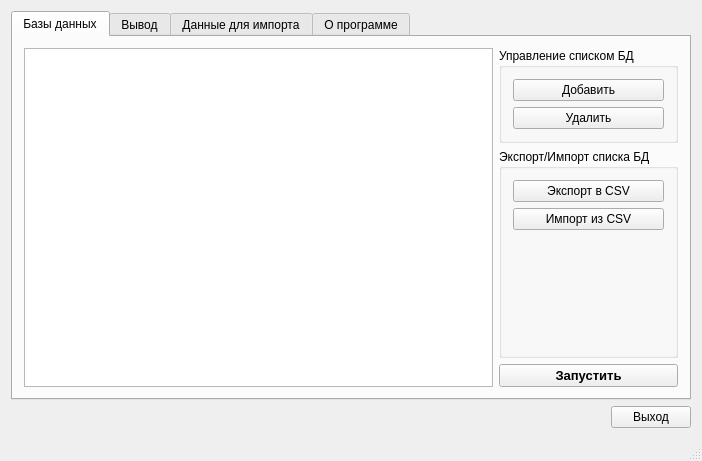
Before: the Qt Designer form mainwindow.ui in Ch16uR/FrontUp, drawn with Qt 5.
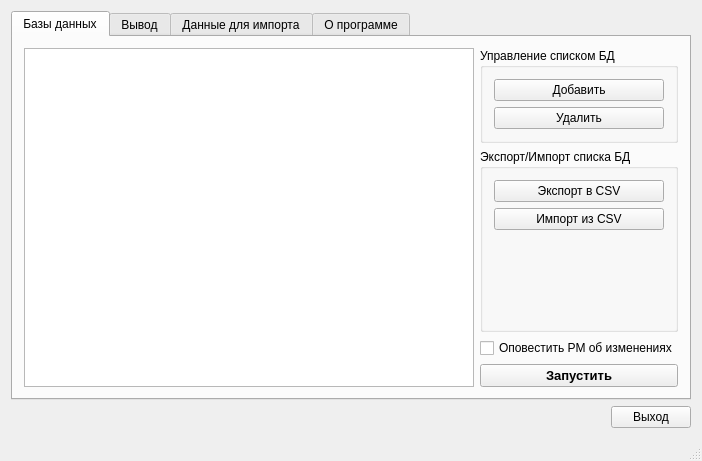
After: the same form once the commit is applied. The open tabs and pages were chosen to show the change.

Diff of the .ui file:
```diff
--- a/mainwindow.ui
+++ b/mainwindow.ui
@@ -77,13 +77,13 @@
                <bool>false</bool>
               </property>
               <attribute name="horizontalHeaderVisible">
-               <bool>true</bool>
+               <bool>false</bool>
               </attribute>
               <attribute name="horizontalHeaderHighlightSections">
                <bool>false</bool>
               </attribute>
               <attribute name="verticalHeaderVisible">
-               <bool>true</bool>
+               <bool>false</bool>
               </attribute>
               <attribute name="verticalHeaderHighlightSections">
                <bool>false</bool>
@@ -163,6 +163,13 @@
                 </item>
                </layout>
               </item>
+              <item>
+               <widget class="QCheckBox" name="cbInformRM">
+                <property name="text">
+                 <string>Оповестить РМ об изменениях</string>
+                </property>
+               </widget>
+              </item>
               <item>
                <widget class="QPushButton" name="runButton">
                 <property name="font">
```
Left out of the diff: 11 changed lines with no effect on the pictures.
